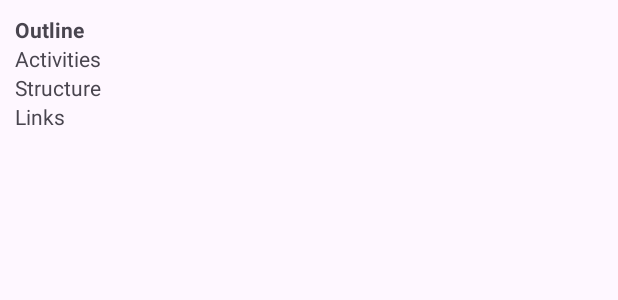
After one commit to kiptoo-4141/KRCS-1, an Android app: the layout item_resource.xml on its own in the app's theme, with its tools: preview values and no code run, on a phone screen of 412 x 824 dp. The commit adds this screen. Shown: the top 300 px of the screen. Run offline under Robolectric (Android 15) with nearby library versions, the phone set to English and light mode, and no system bars.

Commit message:
commit-2

```diff
--- a/app/src/main/res/layout/dialog_course_resources.xml
+++ b/app/src/main/res/layout/dialog_course_resources.xml
@@ -35,4 +35,10 @@
         android:layout_height="wrap_content"
         android:hint="Resource Links"
         android:inputType="textUri"/>
+
+    <androidx.recyclerview.widget.RecyclerView
+        android:id="@+id/resourcesRecyclerView"
+        android:layout_width="match_parent"
+        android:layout_height="200dp"
+        android:scrollbars="vertical"/>
 </LinearLayout>
--- /dev/null
+++ b/app/src/main/res/layout/item_resource.xml
@@ -0,0 +1,32 @@
+<LinearLayout
+    xmlns:android="http://schemas.android.com/apk/res/android"
+    android:layout_width="match_parent"
+    android:layout_height="wrap_content"
+    android:orientation="vertical"
+    android:padding="10dp">
+
+    <TextView
+        android:id="@+id/resourceOutline"
+        android:layout_width="match_parent"
+        android:layout_height="wrap_content"
+        android:text="Outline"
+        android:textStyle="bold"/>
+
+    <TextView
+        android:id="@+id/resourceActivities"
+        android:layout_width="match_parent"
+        android:layout_height="wrap_content"
+        android:text="Activities"/>
+
+    <TextView
+        android:id="@+id/resourceStructure"
+        android:layout_width="match_parent"
+        android:layout_height="wrap_content"
+        android:text="Structure"/>
+
+    <TextView
+        android:id="@+id/resourceLinks"
+        android:layout_width="match_parent"
+        android:layout_height="wrap_content"
+        android:text="Links"/>
+</LinearLayout>
```
Also changed, not shown: app/src/main/java/com/kenyaredcross/activity/MyTeachingCoursesActivity.java (+21 -14 lines).
